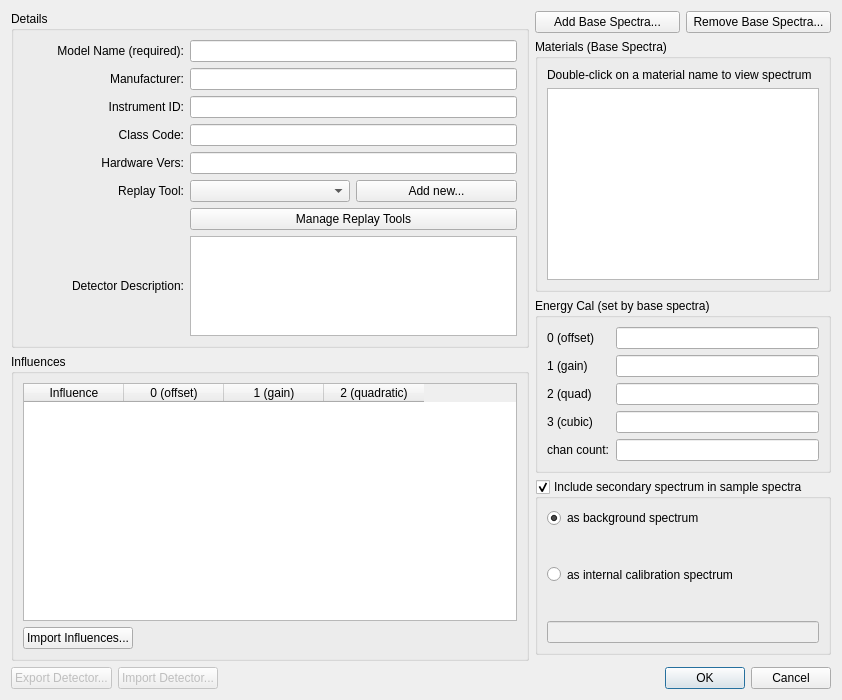
First picture: the form in src/ui/add_detector_dialog.ui, repository LLNL/RASE, before the edit.
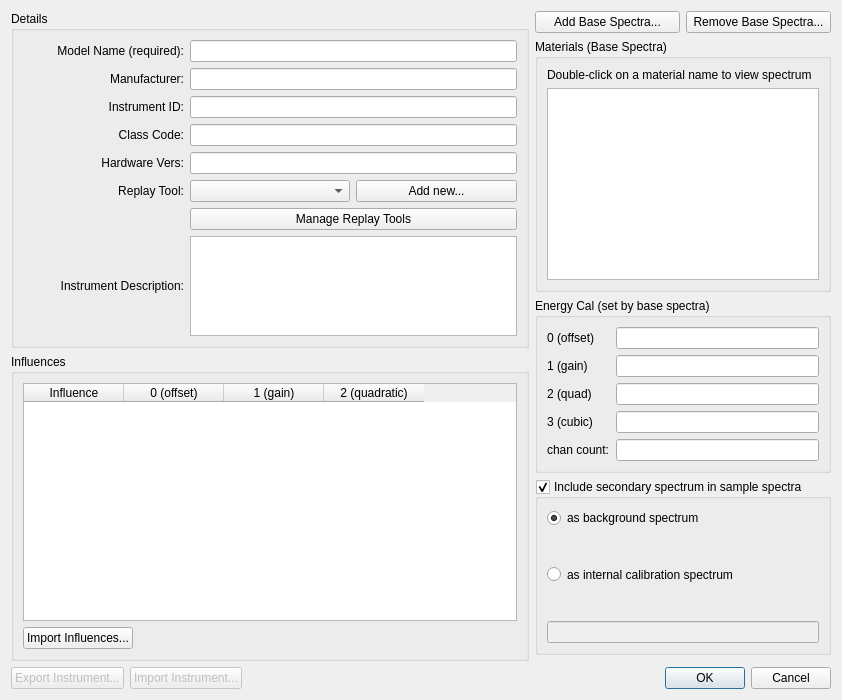
Second picture: the form after the edit.

What changed in the file:
```diff
--- a/src/ui/add_detector_dialog.ui
+++ b/src/ui/add_detector_dialog.ui
@@ -121,7 +121,7 @@
            </size>
           </property>
           <property name="text">
-           <string>Detector Description:</string>
+           <string>Instrument Description:</string>
           </property>
           <property name="alignment">
            <set>Qt::AlignRight|Qt::AlignTrailing|Qt::AlignVCenter</set>
@@ -412,7 +412,7 @@
         <bool>false</bool>
        </property>
        <property name="text">
-        <string>Export Detector...</string>
+        <string>Export Instrument...</string>
        </property>
       </widget>
      </item>
@@ -422,7 +422,7 @@
         <bool>false</bool>
        </property>
        <property name="text">
-        <string>Import Detector...</string>
+        <string>Import Instrument...</string>
        </property>
       </widget>
      </item>
```
Left out of the diff: 2 changed lines with no effect on the pictures.
